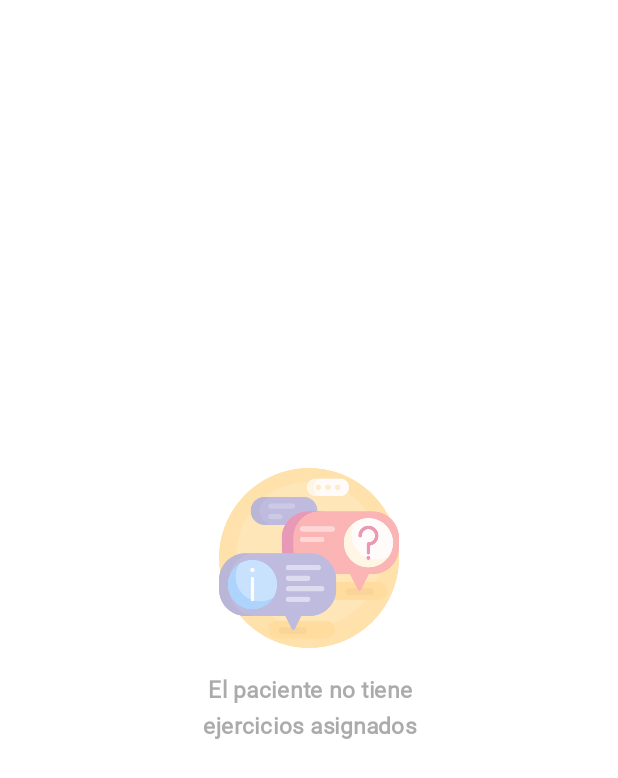
After one commit to AgustinCragno/disfluency-client, an Android app built with Jetpack Compose: the composable PatientExerciseAssignmentsScreen called with empty values, on a phone screen of 412 x 824 dp. The commit adds this screen. Shown: the top 778 px of the screen. Run offline under Robolectric (Android 15) with nearby library versions, the phone set to English and light mode, and no system bars; our stand-ins replace Shimmer; 6 statements that could not run were skipped.

Commit message:
Added exercise assignment list for patient details

```diff
--- a/app/src/main/java/com/disfluency/api/DisfluencyAPI.kt
+++ b/app/src/main/java/com/disfluency/api/DisfluencyAPI.kt
@@ -1,5 +1,6 @@
 package com.disfluency.api
 
+import com.disfluency.api.service.ExerciseService
 import com.disfluency.api.service.PatientService
 import com.disfluency.api.service.UserService
 import com.disfluency.utilities.PropertiesReader
@@ -19,4 +20,5 @@ object DisfluencyAPI {
 
     val userService: UserService by lazy { retrofit.create(UserService::class.java) }
     val patientService: PatientService by lazy { retrofit.create(PatientService::class.java) }
+    val exerciseService: ExerciseService by lazy { retrofit.create(ExerciseService::class.java) }
 }
--- /dev/null
+++ b/app/src/main/java/com/disfluency/components/skeleton/list/ExerciseAssignmentListSkeleton.kt
@@ -0,0 +1,90 @@
+package com.disfluency.components.skeleton.list
+
+import androidx.compose.foundation.background
+import androidx.compose.foundation.layout.*
+import androidx.compose.foundation.lazy.LazyColumn
+import androidx.compose.foundation.shape.CircleShape
+import androidx.compose.material3.Card
+import androidx.compose.material3.CardDefaults
+import androidx.compose.material3.ListItem
+import androidx.compose.material3.ListItemDefaults
+import androidx.compose.runtime.Composable
+import androidx.compose.ui.Modifier
+import androidx.compose.ui.draw.clip
+import androidx.compose.ui.tooling.preview.Preview
+import androidx.compose.ui.unit.dp
+import com.disfluency.components.skeleton.SKELETON_BACKGROUND
+import com.disfluency.components.skeleton.SKELETON_CONTENT
+import com.disfluency.ui.theme.DisfluencyTheme
+import com.valentinilk.shimmer.shimmer
+
+@Composable
+fun ExerciseAssignmentListItemSkeleton(){
+    Card(
+        modifier = Modifier.shimmer(),
+        colors = CardDefaults.cardColors(containerColor = SKELETON_BACKGROUND, contentColor = SKELETON_BACKGROUND)
+    ){
+        ListItem(
+            modifier = Modifier.height(56.dp),
+            colors = ListItemDefaults.colors(containerColor = SKELETON_BACKGROUND),
+            headlineContent = {
+                Box(modifier = Modifier
+                    .width(150.dp)
+                    .height(20.dp)
+                    .padding(bottom = 2.dp)
+                    .background(SKELETON_CONTENT)
+                )
+            },
+            supportingContent = {
+                Box(modifier = Modifier
+                    .width(70.dp)
+                    .height(20.dp)
+                    .padding(top = 2.dp)
+                    .background(SKELETON_CONTENT)
+                )
+            },
+            leadingContent = {
+                Box(modifier = Modifier
+                    .clip(CircleShape)
+                    .size(40.dp)
+                    .background(SKELETON_CONTENT)
+                )
+            },
+            trailingContent = {
+                Box(modifier = Modifier
+                    .width(80.dp)
+                    .height(20.dp)
+                    .background(SKELETON_CONTENT)
+                )
+            }
+        )
+    }
+}
+
+@Composable
+fun ExerciseAssignmentListSkeleton(){
+    val defaultCount = 5
+    LazyColumn(
+        contentPadding = PaddingValues(start = 16.dp, top = 16.dp, end = 16.dp, bottom = 16.dp),
+        verticalArrangement = Arrangement.spacedBy(8.dp)
+    ) {
+        items(defaultCount) {
+            ExerciseAssignmentListItemSkeleton()
+        }
+    }
+}
+
+@Preview(showBackground = true)
+@Composable
+private fun ExerciseAssignmentListItemSkeletonComparison(){
+
+    DisfluencyTheme() {
+        Column(Modifier.padding(16.dp)) {
+//            ExerciseAssignmentListItem(MockedData.assignments[0], rememberNavController())
+
+            Spacer(modifier = Modifier.padding(8.dp))
+
+            ExerciseAssignmentListItemSkeleton()
+        }
+    }
+}
--- /dev/null
+++ b/app/src/main/java/com/disfluency/data/ExerciseRepository.kt
@@ -0,0 +1,22 @@
+package com.disfluency.data
+
+import android.util.Log
+import com.disfluency.api.DisfluencyAPI
+import com.disfluency.api.error.PatientNotFoundException
+import com.disfluency.model.ExerciseAssignment
+import retrofit2.HttpException
+
+class ExerciseRepository {
+
+    suspend fun getAssignmentsByPatientId(patientId: String): List<ExerciseAssignment> {
+        Log.i("exercises", "Retrieving assignments of patient: $patientId")
+        try {
+            val dtoList = DisfluencyAPI.exerciseService.getAssignmentsByPatientId(patientId)
+            Log.i("exercises", "Successfully retrieved ${dtoList.size} exercise assignments of patient: $patientId")
+            return dtoList.map { it.asAssignment() }
+        }
+        catch (e: HttpException){
+            throw PatientNotFoundException(patientId)
+        }
+    }
+}
--- a/app/src/main/java/com/disfluency/navigation/routing/Route.kt
+++ b/app/src/main/java/com/disfluency/navigation/routing/Route.kt
@@ -38,6 +38,12 @@ sealed class Route(val path: String, val title: Int) {
                 return path.replace("{id}", patientId)
             }
         }
+
+        object ExerciseAssignmentDetail: Route("exercise-assignments/{id}", R.string.assigned_exercise){
+            fun routeTo(assignmentId: String): String{
+                return path.replace("{id}", assignmentId)
+            }
+        }
     }
 }
 
--- /dev/null
+++ b/app/src/main/java/com/disfluency/screens/therapist/PatientExerciseAssignmentsScreen.kt
@@ -0,0 +1,151 @@
+package com.disfluency.screens.therapist
+
+import androidx.compose.foundation.BorderStroke
+import androidx.compose.foundation.Image
+import androidx.compose.foundation.clickable
+import androidx.compose.foundation.layout.*
+import androidx.compose.foundation.lazy.LazyColumn
+import androidx.compose.foundation.lazy.items
+import androidx.compose.material3.Card
+import androidx.compose.material3.ListItem
+import androidx.compose.material3.MaterialTheme
+import androidx.compose.material3.Text
+import androidx.compose.runtime.Composable
+import androidx.compose.runtime.LaunchedEffect
+import androidx.compose.ui.Alignment
+import androidx.compose.ui.Modifier
+import androidx.compose.ui.graphics.Color
+import androidx.compose.ui.res.painterResource
+import androidx.compose.ui.res.stringResource
+import androidx.compose.ui.text.font.FontWeight
+import androidx.compose.ui.text.style.TextAlign
+import androidx.compose.ui.text.style.TextOverflow
+import androidx.compose.ui.tooling.preview.Preview
+import androidx.compose.ui.unit.dp
+import androidx.compose.ui.unit.sp
+import androidx.lifecycle.viewmodel.compose.viewModel
+import androidx.navigation.NavHostController
+import com.disfluency.R
+import com.disfluency.components.skeleton.SkeletonLoader
+import com.disfluency.components.skeleton.list.ExerciseAssignmentListSkeleton
+import com.disfluency.components.thumbnail.ExerciseThumbnail
+import com.disfluency.model.ExerciseAssignment
+import com.disfluency.navigation.routing.Route
+import com.disfluency.utilities.format.formatLocalDate
+import com.disfluency.viewmodel.ExercisesViewModel
+
+@Composable
+fun PatientExerciseAssignmentsScreen(patientId: String, navController: NavHostController, viewModel: ExercisesViewModel = viewModel()) {
+    LaunchedEffect(Unit) {
+        viewModel.getAssignmentsOfPatient(patientId)
+    }
+
+    //TODO: definir como manejar el tema de ir a buscar cosas constantemente.
+    // por ejemplo, como terapeuta, mis pacientes solo pueden cambiar cuando yo cargo uno a traves de la aplicacion
+    // por lo que una vez que busque todos mis pacientes, no tiene sentido ir a buscarlos de nuevo (por ej en la pantalla de listado)
+    // aca por ejemplo pasa lo mismo con las asignaciones, pero por ejemplo para las resoluciones, si deberia ir a actualizarlo siempre
+    // ya que puede darse que el paciente resuelva un ejercicio mientras yo estoy en la aplicacion tambien.
+
+
+    Column(
+        modifier = Modifier
+            .fillMaxSize()
+    ) {
+        SkeletonLoader(
+            state = viewModel.assignments,
+            content = {
+                viewModel.assignments.value?.let {
+                    ExerciseAssignmentList(exerciseAssignments = it, navController = navController)
+                }
+            },
+            skeleton = {
+                ExerciseAssignmentListSkeleton()
+            }
+        )
+    }
+}
+
+@Composable
+fun ExerciseAssignmentList(exerciseAssignments: List<ExerciseAssignment>, navController: NavHostController){
+    if (exerciseAssignments.isEmpty()){
+        NoAssignmentsMessage()
+    }
+
+    LazyColumn(
+        contentPadding = PaddingValues(start = 16.dp, top = 16.dp, end = 16.dp, bottom = 16.dp),
+        verticalArrangement = Arrangement.spacedBy(8.dp)
+    ) {
+        items(exerciseAssignments) {ex ->
+            ExerciseAssignmentListItem(exerciseAssignment = ex, navController = navController)
+        }
+    }
+}
+
+@Composable
+fun ExerciseAssignmentListItem(exerciseAssignment: ExerciseAssignment, navController: NavHostController){
+    val onClick = {
+        navController.navigate(
+            Route.Therapist.ExerciseAssignmentDetail.routeTo(exerciseAssignment.id)
+        )
+    }
+
+    Card(
+        modifier = Modifier.clickable { onClick() },
+        border = BorderStroke(1.dp, MaterialTheme.colorScheme.primary)
+    ) {
+        ListItem(
+            modifier = Modifier.height(56.dp),
+            headlineContent = {
+                Text(
+                    text = exerciseAssignment.exercise.title,
+                    style = MaterialTheme.typography.titleMedium,
+                    maxLines = 1,
+                    overflow = TextOverflow.Ellipsis
+                )
+            },
+            supportingContent = {
+                Text(
+                    text = formatLocalDate(exerciseAssignment.dateOfAssignment),
+                    style = MaterialTheme.typography.labelMedium
+                )
+            },
+            leadingContent = {
+                ExerciseThumbnail(exercise = exerciseAssignment.exercise)
+            },
+            trailingContent = {
+                Text(
+                    text = "${exerciseAssignment.attemptsCount()} ${stringResource(R.string.resolutions)}"
+                )
+            }
+        )
+    }
+}
+
+@Composable
+private fun NoAssignmentsMessage(){
+    Box(
+        modifier = Modifier
+            .fillMaxSize()
+            .padding(32.dp),
+        contentAlignment = Alignment.Center
+    ){
+        Column(horizontalAlignment = Alignment.CenterHorizontally) {
+            Image(
+                modifier = Modifier.size(120.dp),
+                painter = painterResource(id = R.drawable.speech_bubble),
+                contentDescription = "Speech",
+                alpha = 0.4f
+            )
+
+            Text(
+                modifier = Modifier.padding(16.dp).width(160.dp),
+                text = stringResource(id = R.string.patient_has_no_assigned_exercises),
+                fontWeight = FontWeight.Bold,
+                fontSize = 15.sp,
+                textAlign = TextAlign.Center,
+                color = Color.Gray.copy(alpha = 0.7f)
+            )
+        }
+    }
+
+}
--- /dev/null
+++ b/app/src/main/java/com/disfluency/viewmodel/ExercisesViewModel.kt
@@ -0,0 +1,20 @@
+package com.disfluency.viewmodel
+
+import androidx.compose.runtime.MutableState
+import androidx.compose.runtime.mutableStateOf
+import androidx.lifecycle.ViewModel
+import androidx.lifecycle.viewModelScope
+import com.disfluency.data.ExerciseRepository
+import com.disfluency.model.ExerciseAssignment
+import kotlinx.coroutines.launch
+
+class ExercisesViewModel : ViewModel() {
+
+    private val exerciseRepository = ExerciseRepository()
+
+    val assignments: MutableState<List<ExerciseAssignment>?> = mutableStateOf(null)
+
+    fun getAssignmentsOfPatient(patientId: String) = viewModelScope.launch {
+        assignments.value = exerciseRepository.getAssignmentsByPatientId(patientId)
+    }
+}
--- a/app/src/main/res/values/strings.xml
+++ b/app/src/main/res/values/strings.xml
@@ -37,4 +37,7 @@
     <string name="solved_forms">Cuestionarios Resueltos</string>
     <string name="pending_forms">Cuestionarios Pendientes</string>
     <string name="recorded_sessions">Sesiones Grabadas</string>
+    <string name="resolutions">resoluciones</string>
+    <string name="assigned_exercise">Ejercicio Asignado</string>
+    <string name="patient_has_no_assigned_exercises">El paciente no tiene ejercicios asignados</string>
 </resources>
```
Also changed, not shown: app/src/main/java/com/disfluency/api/dto/ExerciseAssignmentDTO.kt (added, +25 -0 lines), app/src/main/java/com/disfluency/api/dto/ExerciseDTO.kt (added, +16 -0 lines), app/src/main/java/com/disfluency/api/dto/ExercisePracticeDTO.kt (added, +19 -0 lines), app/src/main/java/com/disfluency/api/dto/PatientDTO.kt (+4 -3 lines), app/src/main/java/com/disfluency/api/service/ExerciseService.kt (added, +11 -0 lines), app/src/main/java/com/disfluency/components/thumbnail/ExerciseThumbnail.kt (added, +44 -0 lines), app/src/main/java/com/disfluency/model/Exercise.kt (added, +21 -0 lines), app/src/main/java/com/disfluency/model/ExerciseAssignment.kt (added, +14 -0 lines), app/src/main/java/com/disfluency/model/ExercisePractice.kt (added, +9 -0 lines), app/src/main/java/com/disfluency/model/Patient.kt (+8 -5 lines), app/src/main/java/com/disfluency/navigation/graph/TherapistNavigationGraph.kt (+6 -4 lines), app/src/main/java/com/disfluency/utilities/color/StringToColor.kt (added, +13 -0 lines), app/src/main/res/drawable/speech_bubble.png (added).
